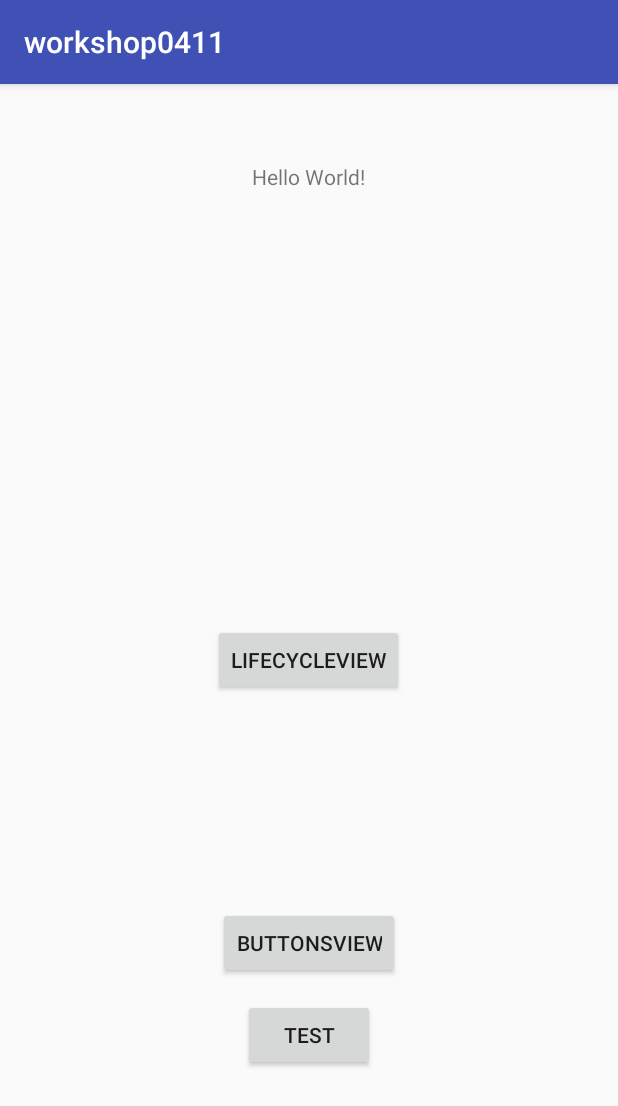
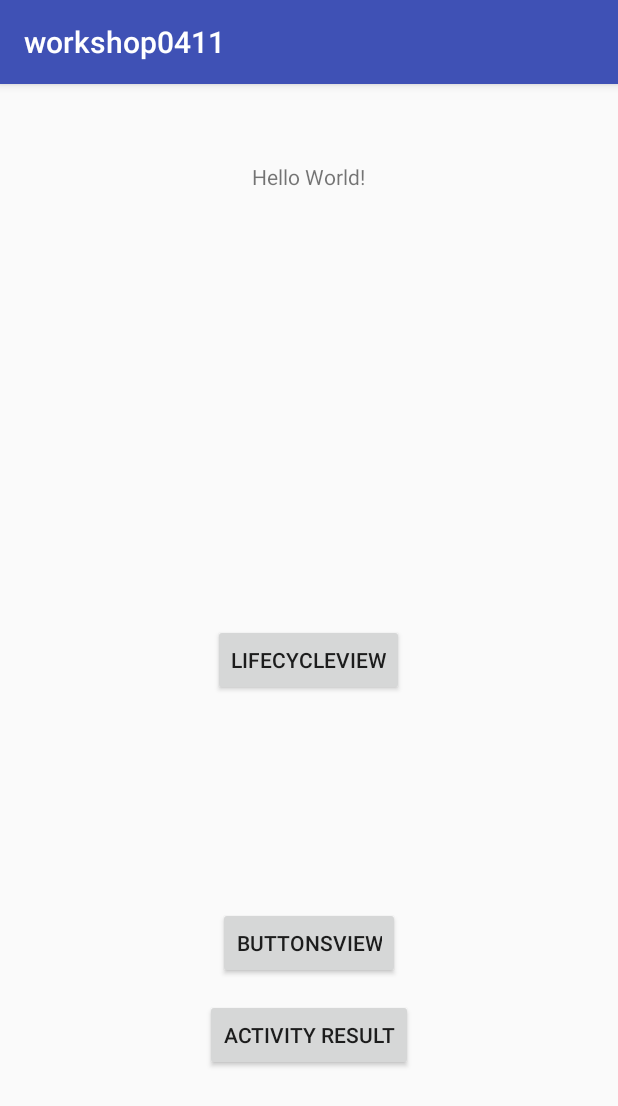
Before and after one commit to fksdud456/TIL, an Android app: the screen it shows after launch (MainActivity), on a phone screen of 412 x 824 dp. Shown: the top 1106 px of the screen. Run offline under Robolectric (Android 15) with nearby library versions, the light colour scheme and no system bars.

Commit message:
Add Transition Activity
Add Transition code Using Intent
+ Use startActivityForResult, you can get result from other Activity
+ override onActivityResult
2018/04/11

```diff
--- a/Android/workshop0411/app/src/main/AndroidManifest.xml
+++ b/Android/workshop0411/app/src/main/AndroidManifest.xml
@@ -17,7 +17,8 @@
                 <category android:name="android.intent.category.LAUNCHER" />
             </intent-filter>
         </activity>
-        <activity android:name=".LifecycleActivity"></activity>
+        <activity android:name=".LifecycleActivity" />
+        <activity android:name=".TransitionActivity"></activity>
     </application>
 
 </manifest>
--- a/Android/workshop0411/app/src/main/java/com/example/student/workshop0411/LifecycleActivity.java
+++ b/Android/workshop0411/app/src/main/java/com/example/student/workshop0411/LifecycleActivity.java
@@ -18,6 +18,7 @@ public class LifecycleActivity extends AppCompatActivity {
     TextView lifecycle_tx;
     Date date = new Date();
     SharedPreferences sp;
+
     @Override
     protected void onCreate(Bundle savedInstanceState) {
         super.onCreate(savedInstanceState);
--- a/Android/workshop0411/app/src/main/res/layout/activity_main.xml
+++ b/Android/workshop0411/app/src/main/res/layout/activity_main.xml
@@ -7,6 +7,7 @@
     tools:context=".MainActivity">
 
     <TextView
+        android:id="@+id/tv_main"
         android:layout_width="wrap_content"
         android:layout_height="wrap_content"
         android:layout_alignParentTop="true"
@@ -33,13 +34,13 @@
         android:text="ButtonsView" />
 
     <Button
-        android:id="@+id/bt_test"
+        android:id="@+id/bt_result"
         android:layout_width="wrap_content"
         android:layout_height="wrap_content"
         android:layout_alignParentBottom="true"
         android:layout_centerHorizontal="true"
         android:layout_marginBottom="110dp"
         android:onClick="clickBt"
-        android:text="Test" />
+        android:text="Activity Result" />
 
 </RelativeLayout>
```
Also changed, not shown: Android/workshop0411/app/src/main/java/com/example/student/workshop0411/MainActivity.java (+21 -1 lines).
